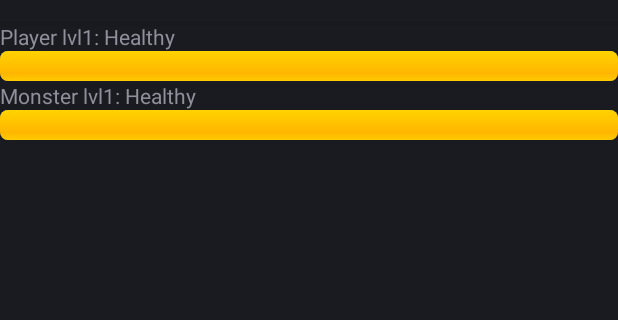
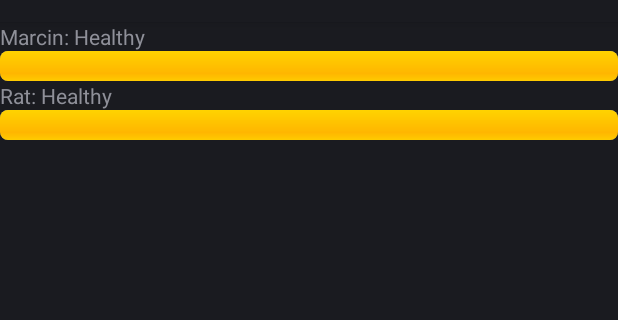
Before and after one commit to marcinrogacki/Goworld, an Android app: the screen it shows after launch (MainActivity), on a phone screen of 412 x 824 dp, the part 62-382 px from its top. Run offline under Robolectric (Android 15) with nearby library versions, the phone set to English and light mode, and no system bars; libraries missing offline, so code that uses them is left out: com.github.pwittchen.swipe; 1 statement that could not run was skipped.

```diff
--- a/app/build.gradle
+++ b/app/build.gradle
@@ -1,5 +1,6 @@
 apply plugin: 'com.android.application'
 apply plugin: 'kotlin-android'
+// apply plugin: 'kotlin-plugin'
 
 android {
     compileSdkVersion 31
@@ -26,7 +27,7 @@ android {
 dependencies {
     implementation fileTree(dir: 'libs', include: ['*.jar'])
     runtimeOnly 'androidx.appcompat:appcompat:1.4.1'
-    implementation 'androidx.activity:activity:1.4.0'
+    implementation 'androidx.activity:activity-ktx:1.4.0'
     implementation 'com.github.pwittchen:swipe-rx2:0.3.0'
     implementation 'androidx.core:core-ktx:1.7.0'
 }
--- a/app/src/main/java/io/github/marcinrogacki/goworld/MainActivity.kt
+++ b/app/src/main/java/io/github/marcinrogacki/goworld/MainActivity.kt
@@ -53,12 +53,12 @@ class MainActivity : ComponentActivity() {
 
     private fun updateScreens() {
         val playerView: TextView = findViewById<View>(R.id.player) as TextView
-        val playerTxt = "Player lvl1: " + player.lifeText
+        val playerTxt = "Marcin: " + player.lifeText
         playerView.text = playerTxt
         val playerBar: ProgressBar = findViewById<View>(R.id.playerBar) as ProgressBar
         playerBar.progress = player.life
         val monsterView: TextView = findViewById<View>(R.id.monster) as TextView
-        val monsterTxt = "Monster lvl1: " + monster.lifeText
+        val monsterTxt = "Rat: " + monster.lifeText
         monsterView.text = monsterTxt
         val monsterBar: ProgressBar = findViewById<View>(R.id.monsterBar) as ProgressBar
         monsterBar.progress = monster.life
```
Also changed, not shown: app/src/main/AndroidManifest.xml (+1 -9 lines), app/src/main/java/io/github/marcinrogacki/goworld/Character.kt (+10 -3 lines), 4 other files.
